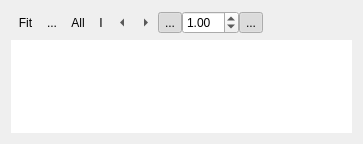
Old version of the form qCC/ui_templates/bdrImageEditorPanel.ui in the repository CloudCompare/CloudCompare.
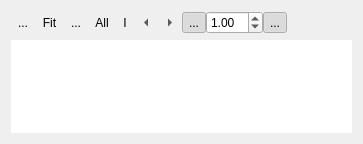
New version of the form. Icons and pictures are not drawn.

The edit to the form file:
```diff
--- a/qCC/ui_templates/bdrImageEditorPanel.ui
+++ b/qCC/ui_templates/bdrImageEditorPanel.ui
@@ -19,6 +19,23 @@
      <property name="spacing">
       <number>0</number>
      </property>
+     <item>
+      <widget class="QToolButton" name="polyEditToolButton">
+       <property name="text">
+        <string>...</string>
+       </property>
+       <property name="icon">
+        <iconset resource="../icones.qrc">
+         <normaloff>:/CC/Stocker/images/stocker/pen.png</normaloff>:/CC/Stocker/images/stocker/pen.png</iconset>
+       </property>
+       <property name="checkable">
+        <bool>true</bool>
+       </property>
+       <property name="autoRaise">
+        <bool>true</bool>
+       </property>
+      </widget>
+     </item>
      <item>
       <widget class="QToolButton" name="ZoomFitToolButton">
        <property name="toolTip">
```
Left out of the diff: 9 changed lines with no effect on the pictures.
